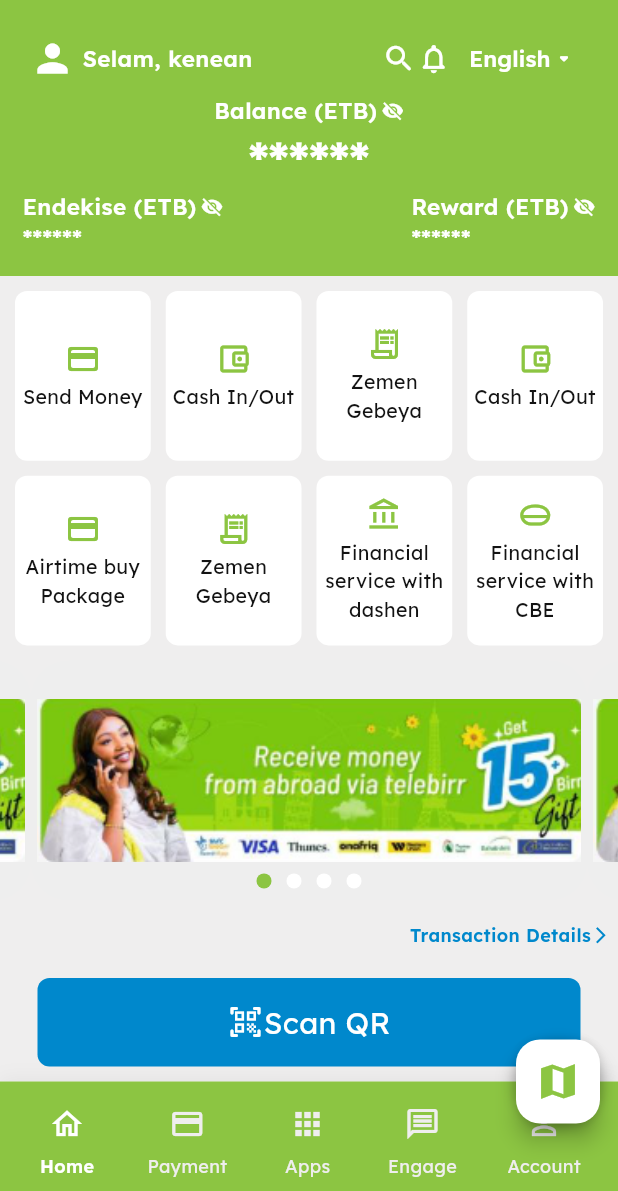
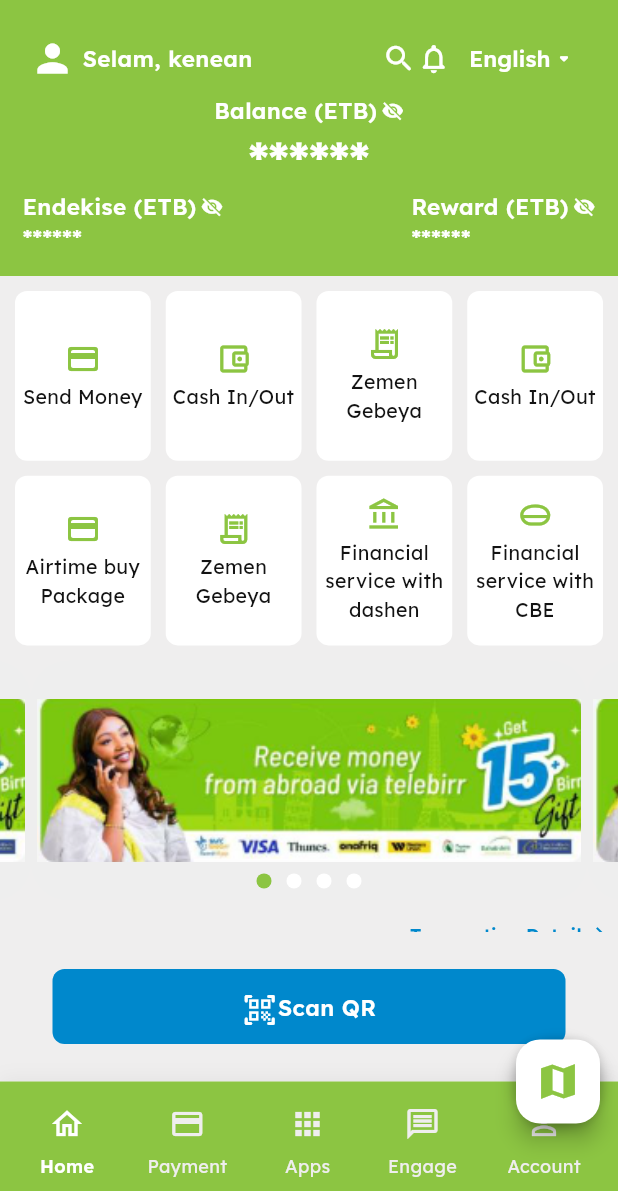
Before and after one commit to atikoo67/Telebirr, a Flutter app: the screen it shows after launch, after a tap on "English", after a tap on "አማርኛ", after a tap on "Next", on a phone screen of 412 x 824 dp, the part 45-1236 px from its top. Run offline on Flutter 3.47's test engine with Material 3 defaults, Android fonts, the phone set to English and light mode, and no system bars; drawn by our look-alikes of flutter_carousel_widget; our stand-ins replace accordion.

Commit message:
fix a padding and size of QR button

```diff
--- a/lib/presentation/screens/home_page.dart
+++ b/lib/presentation/screens/home_page.dart
@@ -308,16 +308,19 @@
               ],
             ),
           ),
-          Padding(
-            padding: const EdgeInsets.symmetric(horizontal: 25, vertical: 10),
+          SizedBox(
+            height: 100,
+            child: Padding(
+              padding: const EdgeInsets.symmetric(horizontal: 35, vertical: 25),
               child: MyButton(
                 onTap: () {},
                 child: Row(
                   mainAxisAlignment: MainAxisAlignment.center,
                   children: [
                     Icon(Icons.qr_code_scanner_rounded),
-                  Text('Scan QR', style: theme.textTheme.titleLarge),
+                    Text('Scan QR', style: theme.textTheme.displayMedium),
                   ],
+                ),
               ),
             ),
           ),
```
Lines whose indentation alone changed are shown as unchanged.
